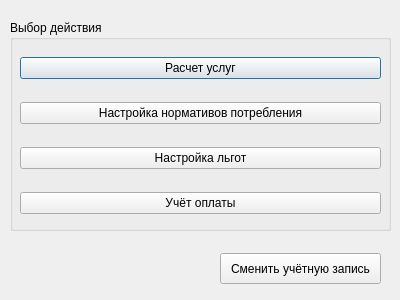
A1exRuf/rentCalculation_repo, file menuwindow.ui: the form before one commit.
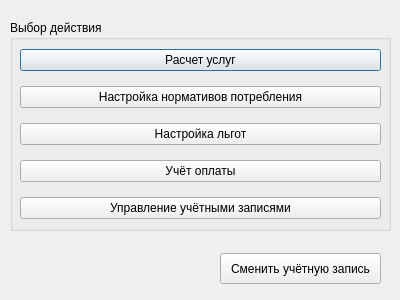
The form after the commit.

What changed in the file:
```diff
--- a/menuwindow.ui
+++ b/menuwindow.ui
@@ -25,7 +25,7 @@
    <property name="title">
     <string>Выбор действия</string>
    </property>
-   <widget class="QWidget" name="">
+   <widget class="QWidget" name="layoutWidget">
     <property name="geometry">
      <rect>
       <x>10</x>
@@ -66,6 +66,13 @@
        </property>
       </widget>
      </item>
+     <item>
+      <widget class="QPushButton" name="pushButton_toUserSetting">
+       <property name="text">
+        <string>Управление учётными записями</string>
+       </property>
+      </widget>
+     </item>
     </layout>
    </widget>
   </widget>
```
